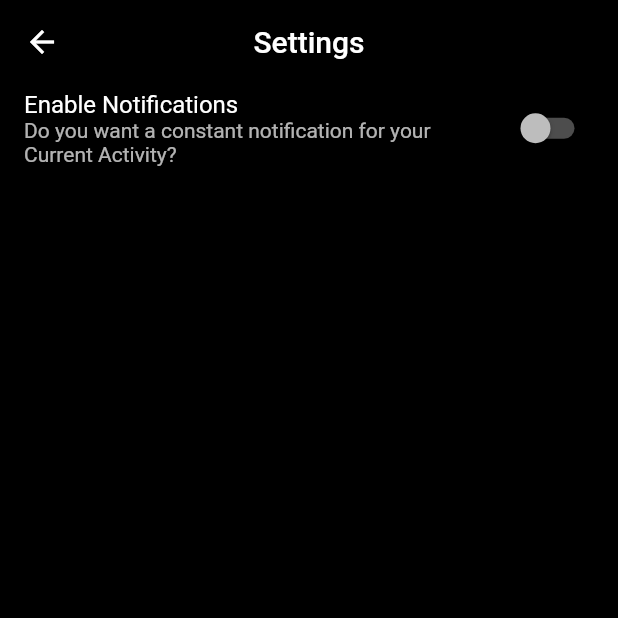
After one commit to erikstacy/Daily-Do, a Flutter app: the MainScreen screen opened by its route, in the side drawer, after a tap on "Settings", on a phone screen of 412 x 824 dp, the top half of it. The commit adds this screen. Run offline on Flutter 3.47's test engine with Material 2 defaults, Android fonts, the phone set to English and light mode, and no system bars; our stand-ins replace cloud_firestore, firebase_auth, flutter_local_notifications, font_awesome_flutter, rxdart, shared_preferences; accounts and stored records are empty.

Commit message:
Added a settings section and a notification

```diff
--- a/lib/main.dart
+++ b/lib/main.dart
@@ -1,6 +1,7 @@
 import 'package:daily_do/screens/login_screen.dart';
 import 'package:daily_do/screens/main_screen.dart';
 import 'package:daily_do/screens/register_screen.dart';
+import 'package:daily_do/screens/settings.dart';
 import 'package:daily_do/screens/splash_screen.dart';
 import 'package:daily_do/services/globals.dart';
 import 'package:daily_do/services/models.dart';
@@ -25,6 +26,7 @@ class MyApp extends StatelessWidget {
           MainScreen.id: (context) => MainScreen(),
           LoginScreen.id: (context) => LoginScreen(),
           RegisterScreen.id: (context) => RegisterScreen(),
+          SettingsScreen.id: (context) => SettingsScreen(),
         },
         theme: ThemeData.dark(),
       ),
--- a/lib/screens/main_screen.dart
+++ b/lib/screens/main_screen.dart
@@ -1,9 +1,12 @@
 import 'package:daily_do/screens/login_screen.dart';
+import 'package:daily_do/screens/settings.dart';
 import 'package:daily_do/screens/todo_screen.dart';
 import 'package:daily_do/services/auth.dart';
 import 'package:daily_do/services/models.dart';
 import 'package:flutter/material.dart';
+import 'package:flutter_local_notifications/flutter_local_notifications.dart';
 import 'package:provider/provider.dart';
+import 'package:shared_preferences/shared_preferences.dart';
 
 class MainScreen extends StatefulWidget {
 
@@ -13,9 +16,42 @@ class MainScreen extends StatefulWidget {
   _MainScreenState createState() => _MainScreenState();
 }
 
-class _MainScreenState extends State<MainScreen> {
+class _MainScreenState extends State<MainScreen> with WidgetsBindingObserver {
 
   List<Todo> todoList;
+
+  FlutterLocalNotificationsPlugin flutterLocalNotificationsPlugin = new FlutterLocalNotificationsPlugin();
+
+  @override
+  void initState() {
+    super.initState();
+    WidgetsBinding.instance.addObserver(this);
+  }
+
+  @override
+  void dispose() {
+    WidgetsBinding.instance.removeObserver(this);
+    super.dispose();
+  }
+
+  @override
+  void didChangeAppLifecycleState(AppLifecycleState state) async {
+    if (state == AppLifecycleState.resumed) {
+      // user returned to our app
+    } else if (state == AppLifecycleState.inactive) {
+      // app is inactive
+    } else if (state == AppLifecycleState.paused) {
+      SharedPreferences prefs = await SharedPreferences.getInstance();
+
+      if((prefs.getBool('enable_notifications') ?? false)) {
+        var androidPlatformChannelSpecifics = AndroidNotificationDetails(
+          'your channel id', 'your channel name', 'your channel description', importance: Importance.Max, priority: Priority.High, ticker: 'ticker', playSound: false, enableVibration: false);
+        var iOSPlatformChannelSpecifics = IOSNotificationDetails(presentSound: false);
+        var platformChannelSpecifics = NotificationDetails(androidPlatformChannelSpecifics, iOSPlatformChannelSpecifics);
+        flutterLocalNotificationsPlugin.show(0, '${todoList[0].title}', 'YOU GOT THIS', platformChannelSpecifics,);
+      }
+    }
+  }
 
   void onTodoTap(Todo todo, bool newVal) {
     setState(() {
@@ -136,6 +172,12 @@ class _MainScreenState extends State<MainScreen> {
           child: ListView(
             children: <Widget>[
               ListTile(
+                title: Text('Settings'),
+                onTap: () {
+                  Navigator.pushNamed(context, SettingsScreen.id);
+                },
+              ),
+              ListTile(
                 title: Text('Sign out'),
                 onTap: () {
                   AuthService().signOut();
--- /dev/null
+++ b/lib/screens/settings.dart
@@ -0,0 +1,66 @@
+import 'package:flutter/material.dart';
+import 'package:shared_preferences/shared_preferences.dart';
+
+class SettingsScreen extends StatefulWidget {
+
+  static String id = 'settings_screen';
+
+  @override
+  _SettingsScreenState createState() => _SettingsScreenState();
+}
+
+class _SettingsScreenState extends State<SettingsScreen> {
+
+  bool enableNotificationsState = false;
+
+  @override
+  void initState() {
+    _getSharedPreferences();
+
+    super.initState();
+  }
+
+  @override
+  Widget build(BuildContext context) {
+    return Scaffold(
+      backgroundColor: Colors.black,
+      appBar: AppBar(
+        title: Text('Settings'),
+        backgroundColor: Colors.black,
+        elevation: 0,
+        centerTitle: true,
+      ),
+      body: SafeArea(
+        child: Column(
+          children: <Widget>[
+            ListTile(
+              title: Text('Enable Notifications'),
+              subtitle: Text('Do you want a constant notification for your Current Activity?'),
+              trailing: Switch(
+                value: enableNotificationsState,
+                onChanged: (newValue) {
+                  _setEnableNotifications(newValue);
+                },
+              ),
+            ),
+          ],
+        ),
+      ),
+    );
+  }
+
+  void _getSharedPreferences() async {
+    SharedPreferences prefs = await SharedPreferences.getInstance();
+    setState(() {
+      enableNotificationsState = (prefs.getBool('enable_notifications') ?? false);
+    });
+  }
+
+  void _setEnableNotifications(bool value) async {
+    SharedPreferences prefs = await SharedPreferences.getInstance();
+    await prefs.setBool('enable_notifications', value);
+    setState(() {
+      enableNotificationsState = value;
+    });
+  }
+}
--- a/pubspec.yaml
+++ b/pubspec.yaml
@@ -24,6 +24,9 @@ dependencies:
   intl: ^0.16.1
   font_awesome_flutter: 8.4.0
 
+  flutter_local_notifications: ^1.4.1
+  shared_preferences: ^0.5.6+3
+
 dev_dependencies:
   flutter_test:
     sdk: flutter
```
Also changed, not shown: lib/screens/splash_screen.dart (+13 -0 lines), pubspec.lock, 1 other file.
